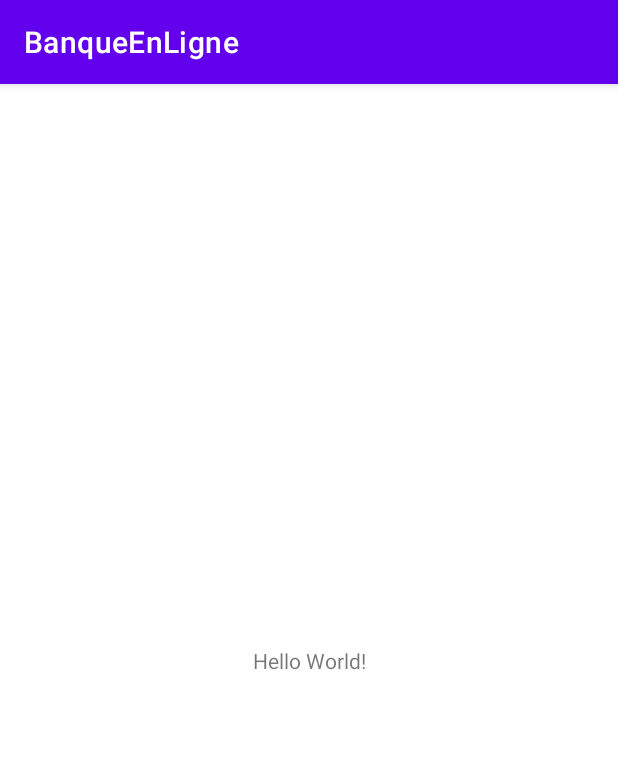
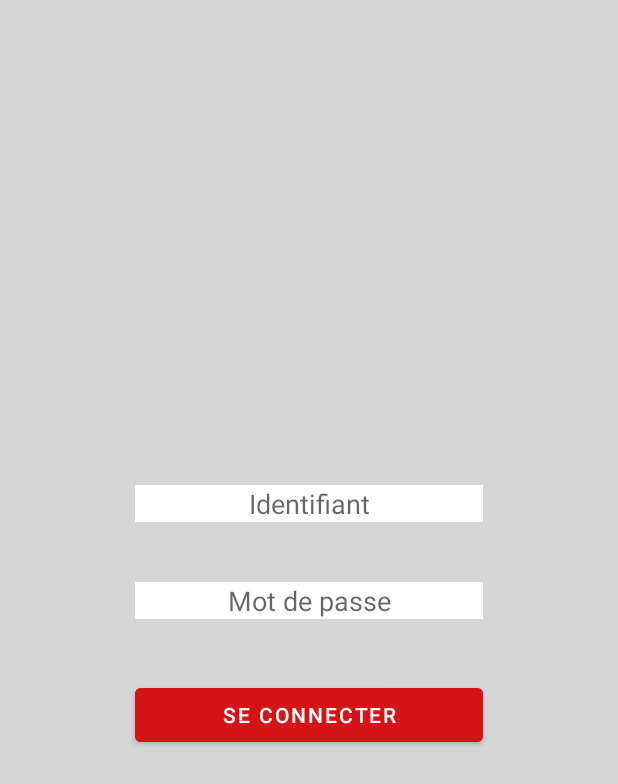
Before and after one commit to Kiruna13/Online_Bank, an Android app: the screen it shows after launch (MainActivity), on a phone screen of 412 x 824 dp. Shown: the top 784 px of the screen. Run offline under Robolectric (Android 15) with nearby library versions, the phone set to English and light mode, and no system bars.

Commit message:
Page connexion terminée

```diff
--- a/app/src/main/java/com/example/banqueenligne/MainActivity.kt
+++ b/app/src/main/java/com/example/banqueenligne/MainActivity.kt
@@ -2,10 +2,13 @@ package com.example.banqueenligne
 
 import androidx.appcompat.app.AppCompatActivity
 import android.os.Bundle
+import android.view.Window
 
 class MainActivity : AppCompatActivity() {
     override fun onCreate(savedInstanceState: Bundle?) {
         super.onCreate(savedInstanceState)
+        requestWindowFeature(Window.FEATURE_NO_TITLE)
+        supportActionBar?.hide()
         setContentView(R.layout.activity_main)
     }
 }
--- a/app/src/main/res/layout/activity_main.xml
+++ b/app/src/main/res/layout/activity_main.xml
@@ -6,13 +6,68 @@
     android:layout_height="match_parent"
     tools:context=".MainActivity">
 
-    <TextView
-        android:layout_width="wrap_content"
-        android:layout_height="wrap_content"
-        android:text="Hello World!"
-        app:layout_constraintBottom_toBottomOf="parent"
-        app:layout_constraintLeft_toLeftOf="parent"
-        app:layout_constraintRight_toRightOf="parent"
-        app:layout_constraintTop_toTopOf="parent" />
+    <ImageView
+        android:layout_width="match_parent"
+        android:layout_height="match_parent"
+        android:src="@drawable/background"
+        android:scaleType="centerCrop"/>
+
+    <LinearLayout xmlns:android="http://schemas.android.com/apk/res/android"
+        xmlns:app="http://schemas.android.com/apk/res-auto"
+        xmlns:tools="http://schemas.android.com/tools"
+        android:orientation="vertical"
+        android:layout_width="match_parent"
+        android:layout_height="match_parent"
+        android:gravity="center"
+        tools:context=".Connexion">
+        <LinearLayout
+            android:layout_width="match_parent"
+            android:layout_height="300dp"
+            android:layout_marginLeft="70dp"
+            android:layout_marginRight="70dp"
+            android:gravity="center"
+            android:orientation="vertical">
+
+
+            <EditText
+                android:id="@+id/identifiant"
+                android:layout_width="match_parent"
+                android:layout_height="wrap_content"
+                android:gravity="center"
+                android:layout_marginLeft="20dp"
+                android:layout_marginRight="20dp"
+                android:background="@color/white"
+                android:textAlignment="center"
+                android:layout_gravity="center_horizontal"
+                android:hint="Identifiant" />
+
+
+            <EditText
+                android:id="@+id/password"
+                android:layout_width="match_parent"
+                android:layout_height="wrap_content"
+                android:gravity="center"
+                android:layout_marginRight="20dp"
+                android:layout_marginLeft="20dp"
+                android:background="@color/white"
+                android:layout_marginTop="40dp"
+                android:textAlignment="center"
+                android:layout_gravity="center_horizontal"
+                android:hint="Mot de passe" />
+
+            <Button
+                android:id="@+id/btn_send"
+                android:layout_width="match_parent"
+                android:layout_height="wrap_content"
+                android:gravity="center"
+                android:textAlignment="center"
+                android:layout_marginRight="20dp"
+                android:layout_marginLeft="20dp"
+                android:layout_marginTop="40dp"
+                android:layout_gravity="center_horizontal"
+                android:backgroundTint="@color/buttonColor"
+                android:text="Se connecter" />
+        </LinearLayout>
+    </LinearLayout>
 
 </androidx.constraintlayout.widget.ConstraintLayout>
--- a/app/src/main/res/values/colors.xml
+++ b/app/src/main/res/values/colors.xml
@@ -7,4 +7,6 @@
     <color name="teal_700">#FF018786</color>
     <color name="black">#FF000000</color>
     <color name="white">#FFFFFFFF</color>
+    <color name="viewBackground">#5140cf</color>
+    <color name="buttonColor">#d51515</color>
 </resources>
--- a/app/src/main/res/values/strings.xml
+++ b/app/src/main/res/values/strings.xml
@@ -1,3 +1,4 @@
 <resources>
     <string name="app_name">BanqueEnLigne</string>
+    <string name="titreConnexion">Connexion</string>
 </resources>
--- a/build.gradle
+++ b/build.gradle
@@ -6,7 +6,7 @@ buildscript {
         jcenter()
     }
     dependencies {
-        classpath "com.android.tools.build:gradle:4.1.2"
+        classpath 'com.android.tools.build:gradle:4.1.3'
         classpath "org.jetbrains.kotlin:kotlin-gradle-plugin:$kotlin_version"
 
         // NOTE: Do not place your application dependencies here; they belong
```
